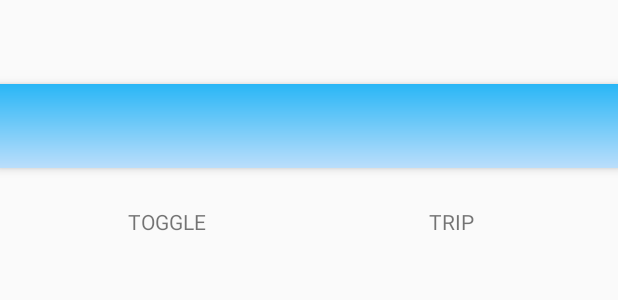
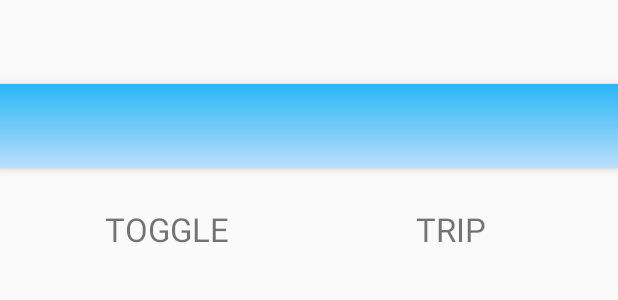
Before and after one commit to mmarchiovt/Focus, an Android app: the layout app_bar_main.xml on its own in the app's theme, with its tools: preview values and no code run, on a phone screen of 412 x 824 dp. Shown: the top 300 px of the screen. Run offline under Robolectric (Android 15) with nearby library versions, the phone set to English and light mode, and no system bars.

Commit message:
stuff and stuff

```diff
--- a/app/src/main/res/layout/content_main.xml
+++ b/app/src/main/res/layout/content_main.xml
@@ -25,16 +25,18 @@
 
         <TextView
             android:layout_width="0dp"
-            android:layout_height="wrap_content"
+            android:layout_height="25dp"
             android:layout_weight="1"
             android:text="TOGGLE"
+            android:textSize="10pt"
             android:gravity="center"/>
 
         <TextView
             android:layout_width="0dp"
-            android:layout_height="wrap_content"
+            android:layout_height="25dp"
             android:layout_weight="1"
             android:text="TRIP"
+            android:textSize="10pt"
             android:gravity="center"/>
 
     </LinearLayout>
```
Also changed, not shown: app/src/main/java/design/focus/MainActivity.java (+4 -3 lines).
